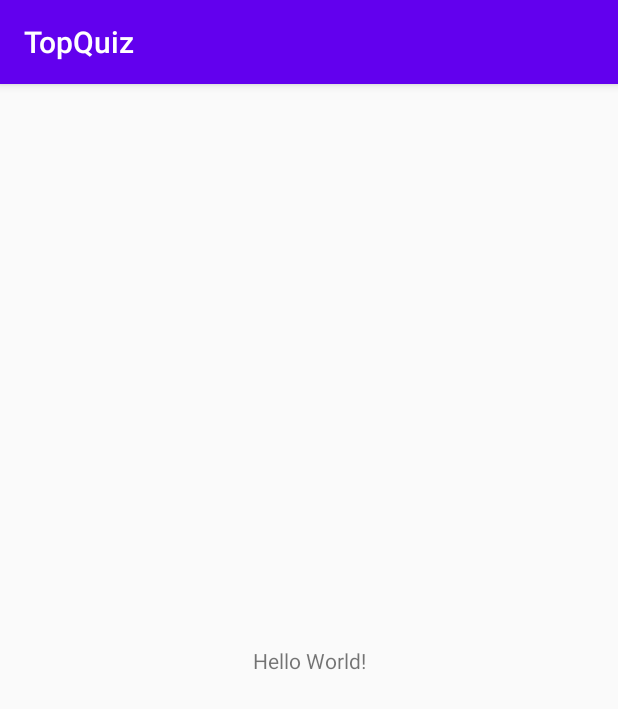
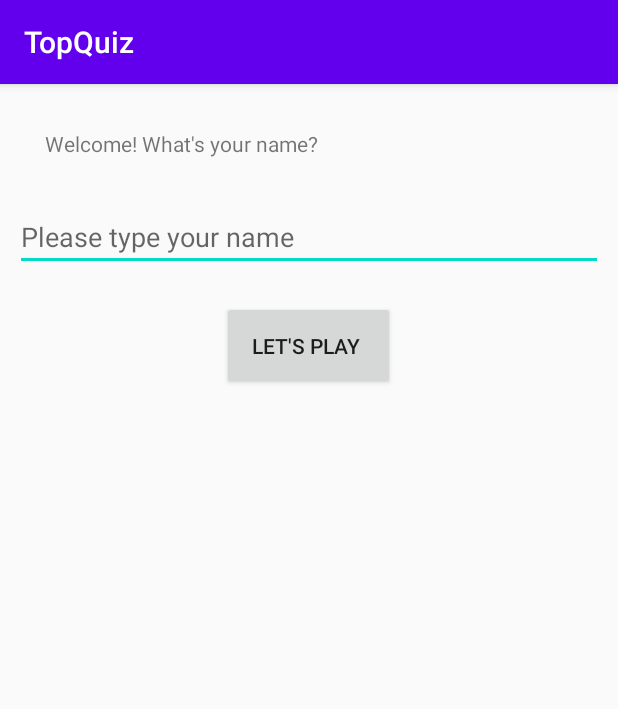
Before and after one commit to ashenmalaka/TopQuiz_Android_App, an Android app: the screen it shows after launch (MainActivity), on a phone screen of 412 x 824 dp. Shown: the top 709 px of the screen. Run offline under Robolectric (Android 15) with nearby library versions, the phone set to English and light mode, and no system bars.

Commit message:
Added basic UI elements

```diff
--- a/app/src/main/res/layout/activity_main.xml
+++ b/app/src/main/res/layout/activity_main.xml
@@ -1,18 +1,32 @@
 <?xml version="1.0" encoding="utf-8"?>
-<androidx.constraintlayout.widget.ConstraintLayout xmlns:android="http://schemas.android.com/apk/res/android"
-    xmlns:app="http://schemas.android.com/apk/res-auto"
+<LinearLayout
+    xmlns:android="http://schemas.android.com/apk/res/android"
     xmlns:tools="http://schemas.android.com/tools"
     android:layout_width="match_parent"
     android:layout_height="match_parent"
-    tools:context=".MainActivity">
+    android:orientation="vertical"
+    tools:context="com.ashenmalaka.topquiz.MainActivity">
 
     <TextView
         android:layout_width="wrap_content"
         android:layout_height="wrap_content"
-        android:text="Hello World!"
-        app:layout_constraintBottom_toBottomOf="parent"
-        app:layout_constraintLeft_toLeftOf="parent"
-        app:layout_constraintRight_toRightOf="parent"
-        app:layout_constraintTop_toTopOf="parent" />
+        android:text="@string/welcome_what_s_your_name"
+        android:padding="20dp"
+        android:layout_margin="10dp" />
 
-</androidx.constraintlayout.widget.ConstraintLayout>
+    <EditText
+        android:layout_width="match_parent"
+        android:layout_height="wrap_content"
+        android:layout_marginStart="10dp"
+        android:layout_marginEnd="10dp"
+        android:hint="Please type your name"/>
+
+    <Button
+        android:layout_width="wrap_content"
+        android:layout_height="wrap_content"
+        android:layout_marginTop="20dp"
+        android:padding="20dp"
+        android:layout_gravity="center_horizontal"
+        android:text="Let's play "/>
+
+</LinearLayout>
--- a/app/src/main/res/values/strings.xml
+++ b/app/src/main/res/values/strings.xml
@@ -1,3 +1,4 @@
 <resources>
     <string name="app_name">TopQuiz</string>
+    <string name="welcome_what_s_your_name">Welcome! What\'s your name?</string>
 </resources>
```
